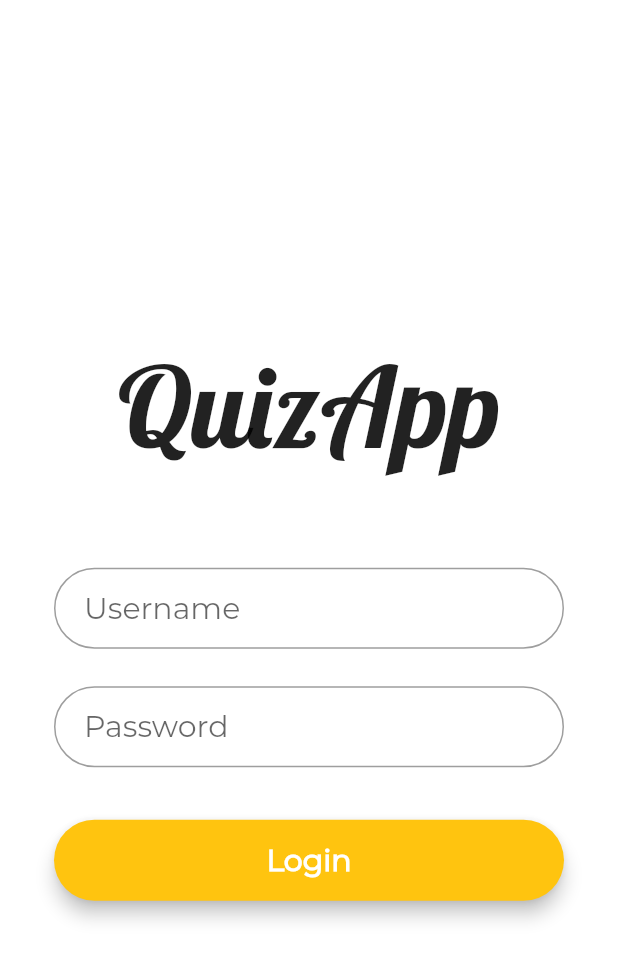
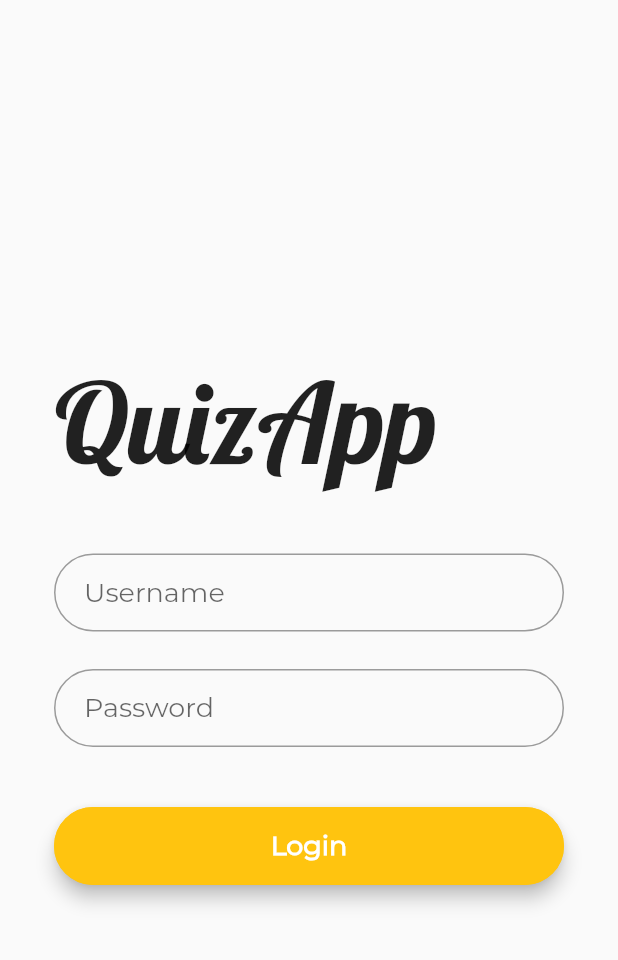
Before and after one commit to CSnakeEyes/flutter_quizapp, a Flutter app: the screen it shows after launch, on a phone screen of 412 x 824 dp. Shown: the top 960 px of the screen. Run offline on Flutter 3.47's test engine with Material 2 defaults, Android fonts, the phone set to English and light mode, and no system bars.

Commit message:
Refactor LoginScreen and create reusable widgets

```diff
--- a/lib/main.dart
+++ b/lib/main.dart
@@ -1,7 +1,6 @@
 import 'package:flutter/material.dart';
-import 'package:flutter_quizapp/StartQuiz.dart';
 
-import 'controller/Quiz.dart';
+import 'view/LoginScreen.dart';
 
 void main() => runApp(MyApp());
 
@@ -9,119 +8,15 @@ class MyApp extends StatelessWidget {
   @override
   Widget build(BuildContext context) {
     return MaterialApp(
-      title: 'Flutter Quizapp',
+      title: 'Quiz App',
       theme: ThemeData(
         primarySwatch: Colors.amber,
       ),
-      home: LoginPage(title: 'Flutter Quizapp'),
+      home: LoginScreen(),
+      initialRoute: LoginScreen.id,
+      routes: {
+        LoginScreen.id: (context) => LoginScreen(),
+      },
     );
   }
 }
-
-class LoginPage extends StatefulWidget {
-  LoginPage({Key key, this.title}) : super(key: key);
-  final String title;
-
-  @override
-  _LoginPageState createState() => _LoginPageState();
-}
-
-class _LoginPageState extends State<LoginPage> {
-  TextStyle style = TextStyle(fontFamily: 'Montserrat', fontSize: 20.0);
-
-  String username;
-  String password;
-
-  @override
-  void dispose() {
-    // Clean up the controller when the widget is disposed.
-    super.dispose();
-  }
-
-  @override
-  Widget build(BuildContext context) {
-    final usernameField = TextField(
-      obscureText: false,
-      style: style,
-      onChanged: (input) {
-        setState(() {
-          username = input;
-        });
-      },
-      decoration: InputDecoration(
-          contentPadding: EdgeInsets.fromLTRB(20.0, 15.0, 20.0, 15.0),
-          hintText: "Username",
-          border:
-              OutlineInputBorder(borderRadius: BorderRadius.circular(32.0))),
-    );
-
-    final passwordField = TextField(
-      obscureText: true,
-      style: style,
-      onChanged: (input) {
-        setState(() {
-          password = input;
-        });
-      },
-      decoration: InputDecoration(
-          contentPadding: EdgeInsets.fromLTRB(20.0, 15.0, 20.0, 15.0),
-          hintText: "Password",
-          border:
-              OutlineInputBorder(borderRadius: BorderRadius.circular(32.0))),
-    );
-
-    final loginButton = Material(
-      elevation: 5.0,
-      borderRadius: BorderRadius.circular(30.0),
-      color: Color(0xffffc40f),
-      child: MaterialButton(
-        minWidth: MediaQuery.of(context).size.width,
-        padding: EdgeInsets.fromLTRB(20.0, 15.0, 20.0, 15.0),
-        onPressed: () async {
-          Quiz quiz = Quiz();
-          quiz.username = username;
-          quiz.pin = password;
-          bool check = await quiz.startQuiz(0);
-          if (check) {
-            Navigator.push(
-              context,
-              MaterialPageRoute(builder: (context) => StartQuiz()),
-            );
-          }
-        },
-        child: Text("Login",
-            textAlign: TextAlign.center,
-            style: style.copyWith(
-                color: Colors.white, fontWeight: FontWeight.bold)),
-      ),
-    );
-
-    return Scaffold(
-      body: Center(
-        child: Container(
-          color: Colors.white,
-          child: Padding(
-            padding: const EdgeInsets.all(36.0),
-            child: Column(
-              crossAxisAlignment: CrossAxisAlignment.center,
-              mainAxisAlignment: MainAxisAlignment.center,
-              children: <Widget>[
-                SizedBox(
-                    height: 155.0,
-                    child: Text('QuizApp',
-                        style: TextStyle(fontSize: 75, fontFamily: 'Lobster'))),
-                usernameField,
-                SizedBox(height: 25.0),
-                passwordField,
-                SizedBox(
-                  height: 35.0,
-                ),
-                loginButton
-              ],
-            ),
-          ),
-        ),
-      ),
-    );
-  }
-}
--- /dev/null
+++ b/lib/view/LoginScreen.dart
@@ -0,0 +1,86 @@
+import 'package:flutter/material.dart';
+import 'package:flutter_quizapp/controller/Quiz.dart';
+import 'package:flutter_quizapp/widgets/CustomButton.dart';
+import 'package:flutter_quizapp/widgets/CustomTextField.dart';
+import 'package:flutter_quizapp/widgets/LoadingModal.dart';
+
+class LoginScreen extends StatefulWidget {
+  static final String id = "login_screen";
+
+  @override
+  _LoginScreenState createState() => _LoginScreenState();
+}
+
+class _LoginScreenState extends State<LoginScreen> {
+  bool visible = false;
+  String username;
+  String password;
+
+  @override
+  Widget build(BuildContext context) {
+    return Scaffold(
+      body: Stack(
+        children: <Widget>[
+          Padding(
+            padding: EdgeInsets.all(36.0),
+            child: Column(
+              mainAxisAlignment: MainAxisAlignment.center,
+              crossAxisAlignment: CrossAxisAlignment.stretch,
+              children: <Widget>[
+                SizedBox(
+                  height: 135.0,
+                  child: Text(
+                    'QuizApp',
+                    style: TextStyle(fontSize: 75, fontFamily: 'Lobster'),
+                  ),
+                ),
+                CustomTextField(
+                  hintText: "Username",
+                  obscure: false,
+                  onChanged: (input) {
+                    setState(() {
+                      username = input;
+                    });
+                  },
+                ),
+                SizedBox(height: 25.0),
+                CustomTextField(
+                  hintText: "Password",
+                  obscure: true,
+                  onChanged: (input) {
+                    setState(() {
+                      password = input;
+                    });
+                  },
+                ),
+                SizedBox(height: 40.0),
+                CustomButton(
+                  text: "Login",
+                  contained: true,
+                  onPressed: () async {
+                    Quiz quiz = Quiz();
+                    quiz.username = username;
+                    quiz.pin = password;
+                    setState(() {
+                      visible = true;
+                    });
+                    bool check = await quiz.startQuiz(0);
+                    setState(() {
+                      visible = false;
+                    });
+                    if (check) {
+                      //Navigator.pushNamed(context, StartQuizScreen.id);
+                    } else {
+                      print("Error bitch");
+                    }
+                  },
+                ),
+              ],
+            ),
+          ),
+          LoadingModal(visible),
+        ],
+      ),
+    );
+  }
+}
--- /dev/null
+++ b/lib/widgets/CustomButton.dart
@@ -0,0 +1,33 @@
+import 'package:flutter/material.dart';
+
+class CustomButton extends StatelessWidget {
+  final TextStyle style = TextStyle(fontFamily: 'Montserrat', fontSize: 18.0);
+  final String text;
+  final bool contained;
+  final Function onPressed;
+
+  CustomButton({this.text, this.contained, this.onPressed});
+
+  @override
+  Widget build(BuildContext context) {
+    return MaterialButton(
+      color: (contained) ? Color(0xffffc40f) : Colors.white,
+      elevation: 5.0,
+      minWidth: MediaQuery.of(context).size.width,
+      padding: EdgeInsets.fromLTRB(20.0, 15.0, 20.0, 15.0),
+      onPressed: onPressed,
+      shape: RoundedRectangleBorder(
+        borderRadius: new BorderRadius.circular(30.0),
+        side: BorderSide(color: Color(0xffffc40f)),
+      ),
+      child: Text(
+        text,
+        textAlign: TextAlign.center,
+        style: style.copyWith(
+          color: Colors.white,
+          fontWeight: FontWeight.bold,
+        ),
+      ),
+    );
+  }
+}
--- /dev/null
+++ b/lib/widgets/CustomTextField.dart
@@ -0,0 +1,27 @@
+import 'package:flutter/material.dart';
+
+class CustomTextField extends StatelessWidget {
+  final TextStyle style = TextStyle(fontFamily: 'Montserrat', fontSize: 18.0);
+  final bool obscure;
+  final String hintText;
+  final Function onChanged;
+
+  CustomTextField({this.obscure, this.hintText, this.onChanged});
+
+  @override
+  Widget build(BuildContext context) {
+    return TextField(
+      obscureText: obscure,
+      style: style,
+      decoration: InputDecoration(
+        contentPadding: EdgeInsets.symmetric(
+          horizontal: 20.0,
+          vertical: 15.0,
+        ),
+        hintText: hintText,
+        border: OutlineInputBorder(borderRadius: BorderRadius.circular(32.0)),
+      ),
+      onChanged: onChanged,
+    );
+  }
+}
```
Also changed, not shown: lib/GradeQuiz.dart (+14 -12 lines), lib/widgets/LoadingModal.dart (added, +34 -0 lines).
